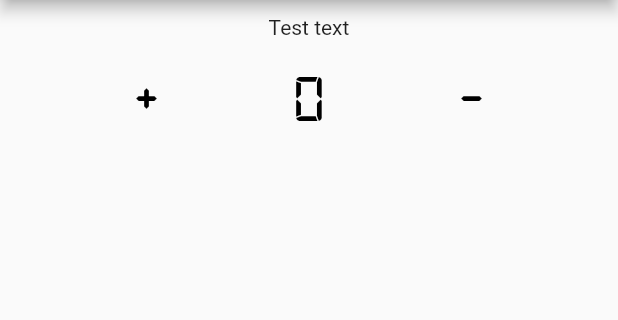
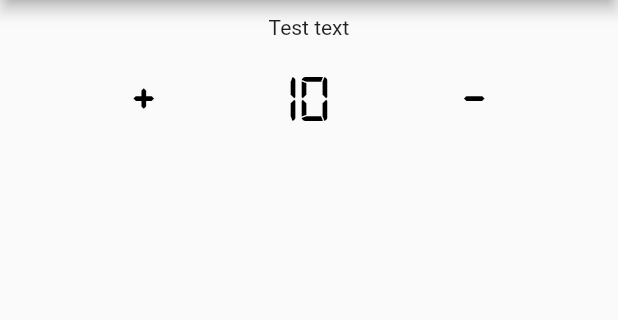
Before and after one commit to inigodm/fluttermostat, a Flutter app: the HomePage screen opened directly with empty values, on a phone screen of 412 x 824 dp, the part 84-404 px from its top. Run offline on Flutter 3.47's test engine with Material 2 defaults, Android fonts, the phone set to English and light mode, and no system bars; our stand-ins replace multi_select_flutter, numberpicker.

Commit message:
Add schedule creation, extract home

```diff
--- /dev/null
+++ b/lib/pages/Thermostat.dart
@@ -0,0 +1,108 @@
+import 'dart:convert';
+
+import 'package:flutter/material.dart';
+import 'package:http/http.dart' as http;
+
+class Thermostat extends StatefulWidget {
+  String bearer;
+  String baseUrl;
+
+  Thermostat(this.baseUrl, this.bearer);
+
+  @override
+  State<StatefulWidget> createState() => _ThermostatPage(bearer, baseUrl);
+
+}
+
+class _ThermostatPage  extends State<Thermostat>{
+  String bearer;
+  String baseUrl;
+  int temp = 10;
+  _ThermostatPage(this.bearer, this.baseUrl);
+
+  void getDesiredValue() async {
+    final url = Uri.parse("$baseUrl/temperature");
+    final response = await http.get(url,
+        headers: {
+          'Content-Type': 'application/json',
+          'Authorization': bearer,
+        });
+    setState(() {
+      if (response.statusCode == 200) {
+        temp = (jsonDecode(response.body)['value']['temp']/100).round();
+      }
+    });
+  }
+
+  void increase() async {
+    final url = Uri.parse("$baseUrl/temperature/increment");
+    final response = await http.put(url,
+        headers: {
+          'Content-Type': 'application/json',
+          'Authorization': bearer,
+        },
+        body: jsonEncode(<String, int> {
+          "temperature": 100,
+        }));
+    if (response.statusCode == 200) {
+      getDesiredValue();
+      setState(() {
+        temp++;
+      });
+    }
+  }
+
+  void decrease() async {
+    final url = Uri.parse("$baseUrl/temperature/decrement");
+    final response = await http.put(url,
+        headers: {
+          'Content-Type': 'application/json',
+          'Authorization': bearer,
+        },
+        body: jsonEncode(<String, int> {
+          "temperature": 100,
+        }));
+    if (response.statusCode == 200) {
+      getDesiredValue();
+      setState(() {
+        temp--;
+      });
+    }
+  }
+
+  @override
+  Widget build(BuildContext context) {
+    return Column(
+      children: <Widget>[
+        const Padding(
+          padding: EdgeInsets.all(10),
+          child: Text("Test text"),
+        ),
+        Row(
+          crossAxisAlignment: CrossAxisAlignment.center,
+          mainAxisAlignment: MainAxisAlignment.spaceEvenly,
+          children: [
+            TextButton(
+              onPressed: increase,
+              child: const Text(
+                '+',
+                style: TextStyle(color: Colors.black, fontFamily: 'Digital', fontSize: 45),
+              ),
+            ),
+            Text(
+                "$temp",
+                key: const Key("textKey"),
+                style: const TextStyle(color: Colors.black, fontFamily: 'Digital', fontSize: 45)),
+            TextButton(
+              onPressed: decrease,
+              child: const Text(
+                '-',
+                style: TextStyle(color: Colors.black, fontFamily: 'Digital', fontSize: 45),
+              ),
+            ),
+          ],
+        )
+      ],
+    );
+  }
+}
--- a/lib/site.dart
+++ b/lib/site.dart
@@ -1,6 +1,8 @@
 import 'dart:convert';
 import 'dart:io';
 
+import 'package:fluthermostat/pages/GraphPage.dart';
+import 'package:fluthermostat/pages/Thermostat.dart';
 import 'package:flutter/material.dart';
 import 'package:http/http.dart' as http;
 import 'package:multi_select_flutter/multi_select_flutter.dart';
@@ -22,11 +24,13 @@ class _HomePageState extends State<HomePage> {
       ? "http://192.168.1.136:8080"
       : "http://localhost:8080";
   late String bearer;
-  int temp = 0;
   final List<Widget> _pages = [];
   int _selectedIndex = 0;
   TextEditingController initTime = TextEditingController();
   TextEditingController endTime = TextEditingController();
+  int desiredTemp = 15;
+  List<String> weekDays = [];
+  late bool active = true;
 
   Future displayTimePicker(BuildContext context, TextEditingController control) async {
     final time = await showTimePicker(
@@ -51,53 +55,24 @@ class _HomePageState extends State<HomePage> {
     getDesiredValue();
     }
 
-  void increase() async {
-    final url = Uri.parse("$baseUrl/temperature/increment");
-    final response = await http.put(url,
+  void sendSchedule() async {
+    final url = Uri.parse("$baseUrl/schedule");
+    final response = await http.post(url,
         headers: {
           'Content-Type': 'application/json',
           'Authorization': bearer,
         },
-        body: jsonEncode(<String, int> {
-          "temperature": 100,
+        body: jsonEncode( {
+          "dateFrom": "2022-01-02",
+          "dateTo": "2022-03-02",
+          "timeFrom": initTime.text,
+          "timeTo": endTime.text,
+          "active": active,
+          "minTemp": desiredTemp,
+          "weekDays": weekDays
         }));
     if (response.statusCode == 200) {
-      getDesiredValue();
-      setState(() {
-        temp++;
-      });
-    }
-  }
-
-  void getDesiredValue() async {
-    final url = Uri.parse("$baseUrl/temperature");
-    final response = await http.get(url,
-        headers: {
-          'Content-Type': 'application/json',
-          'Authorization': bearer,
-        });
-    setState(() {
-      if (response.statusCode == 200) {
-        temp = (jsonDecode(response.body)['value']['temp']/100).round();
-      }
-    });
-  }
-
-  void decrease() async {
-    final url = Uri.parse("$baseUrl/temperature/decrement");
-    final response = await http.put(url,
-        headers: {
-          'Content-Type': 'application/json',
-          'Authorization': bearer,
-        },
-        body: jsonEncode(<String, int> {
-          "temperature": 100,
-        }));
-    if (response.statusCode == 200) {
-      getDesiredValue();
-      setState(() {
-        temp--;
-      });
+      print("OK response");
     }
   }
 
@@ -109,38 +84,6 @@ class _HomePageState extends State<HomePage> {
 
   @override
   Widget build(BuildContext context) {
-    Widget home = Column(
-      children: <Widget>[
-        const Padding(
-          padding: EdgeInsets.all(10),
-          child: Text("Test text"),
-        ),
-        Row(
-          crossAxisAlignment: CrossAxisAlignment.center,
-          mainAxisAlignment: MainAxisAlignment.spaceEvenly,
-          children: [
-            TextButton(
-              onPressed: increase,
-              child: const Text(
-                '+',
-                style: TextStyle(color: Colors.black, fontFamily: 'Digital', fontSize: 45),
-              ),
-            ),
-            Text(
-                "$temp",
-                key: const Key("textKey"),
-                style: const TextStyle(color: Colors.black, fontFamily: 'Digital', fontSize: 45)),
-            TextButton(
-              onPressed: decrease,
-              child: const Text(
-                '-',
-                style: TextStyle(color: Colors.black, fontFamily: 'Digital', fontSize: 45),
-              ),
-            ),
-          ],
-        )
-      ],
-    );
     Widget schedules = Column(
         mainAxisAlignment: MainAxisAlignment.center,
         children: <Widget>[
@@ -179,10 +122,12 @@ class _HomePageState extends State<HomePage> {
             mainAxisAlignment: MainAxisAlignment.spaceEvenly,
             children: [const Text("Desired temperature"),
               NumberPicker(
-                value: 15,
+                value: desiredTemp,
                 minValue: 10,
                 maxValue: 30,
-                onChanged: (value) => setState(() => {}),
+                onChanged: (value) => setState(() => {
+                  desiredTemp = value
+                }),
               )],
           ),
           Padding(
@@ -200,16 +145,39 @@ class _HomePageState extends State<HomePage> {
               ],
               listType: MultiSelectListType.CHIP,
               onConfirm: (values) {
-
+                weekDays = values;
               },
+            ),
+          ),
+          CheckboxListTile(
+            title: Text("Active"),
+            value: active,
+            onChanged: (newValue) {
+              setState(() {
+                active = newValue!;
+              });
+            },
+            controlAffinity: ListTileControlAffinity.leading,  //  <-- leading Checkbox
+          ),
+          Container(
+            height: 50,
+            width: 250,
+            decoration: BoxDecoration(
+                color: Colors.blue, borderRadius: BorderRadius.circular(20)),
+            child: TextButton(
+              onPressed: sendSchedule,
+              child: const Text(
+                'Accept',
+                style: TextStyle(color: Colors.white, fontSize: 25),
+              ),
             ),
           ),
         ]
     );
     _pages.clear();
-    _pages.add(home);
+    _pages.add(Thermostat(baseUrl, bearer));
     _pages.add(schedules);
-    _pages.add(const Text("Test text"));
+    _pages.add(GraphPage.build());
     return Scaffold(
       appBar: AppBar(
         title: const Text('Thermostat'),
```
Also changed, not shown: lib/pages/GraphPage.dart (added, +7 -0 lines).
